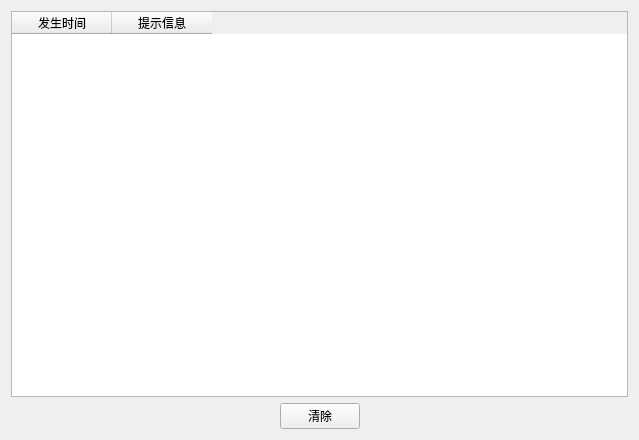
The window that ui/layout/UI_LogPage.ui (Zdh-501/OCRQt) describes before a commit, drawn with Qt 5.
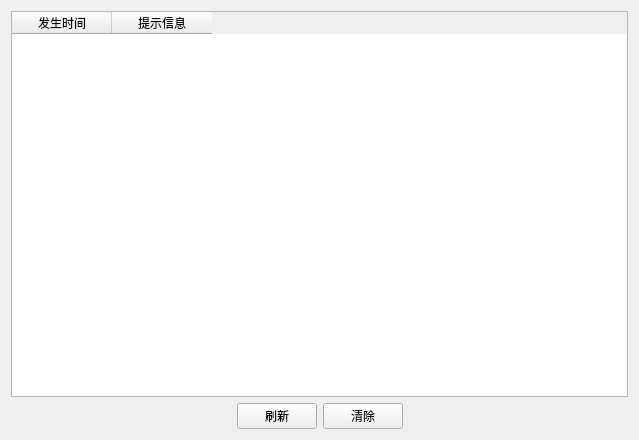
The same window after the commit.

Commit message: Merge remote-tracking branch 'origin/master'

```diff
--- a/ui/layout/UI_LogPage.ui
+++ b/ui/layout/UI_LogPage.ui
@@ -43,6 +43,13 @@
        </property>
       </spacer>
      </item>
+     <item>
+      <widget class="QPushButton" name="flashButton">
+       <property name="text">
+        <string>刷新</string>
+       </property>
+      </widget>
+     </item>
      <item>
       <widget class="QPushButton" name="clearButton">
        <property name="text">
```
The commit also changes 2 other files.
